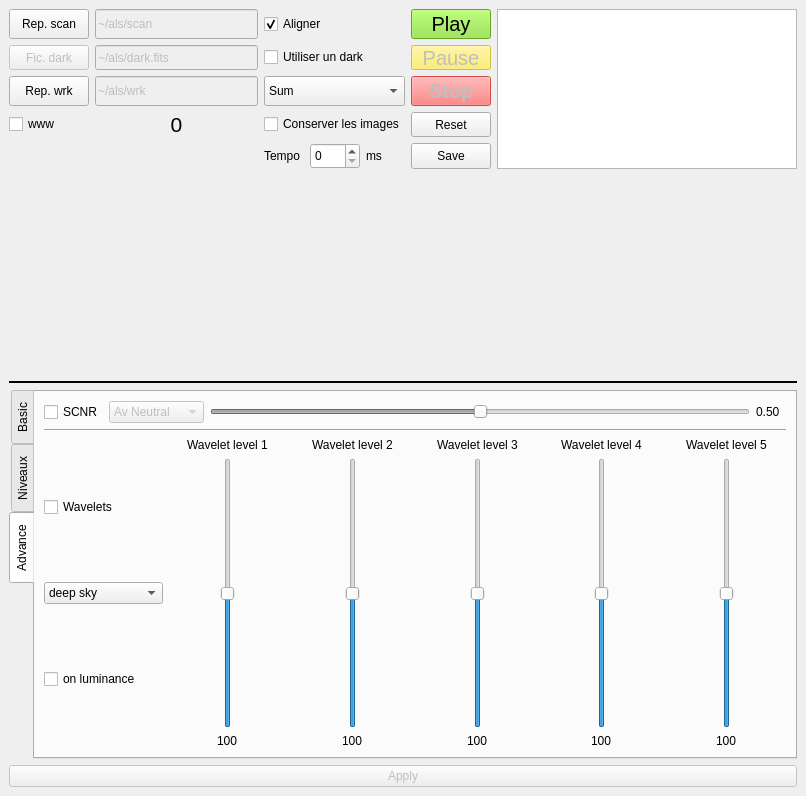
This is alsui.ui in gehelem/als as Qt 5 draws it before an edit. The edited form follows.
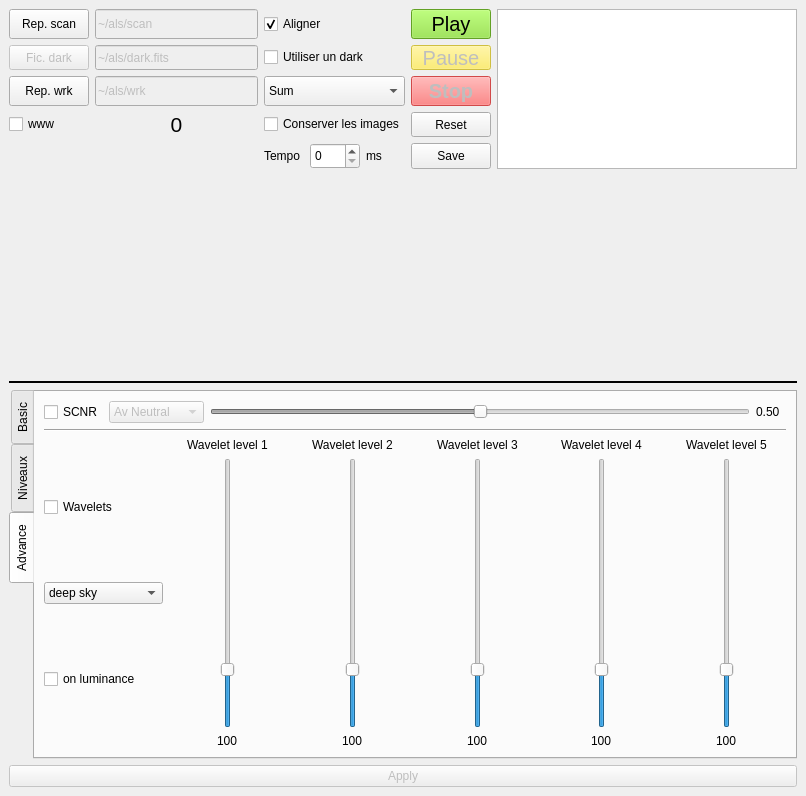
This is the edited form. Icons and pictures are not drawn.

Commit message: Wavelets sliders now go up to 500 (%). Appeared to be useful on some smooth planetary data

Patch:
```diff
--- a/alsui.ui
+++ b/alsui.ui
@@ -1102,7 +1102,7 @@
                <bool>false</bool>
               </property>
               <property name="maximum">
-               <number>200</number>
+               <number>500</number>
               </property>
               <property name="value">
                <number>100</number>
@@ -1133,7 +1133,7 @@
             <item alignment="Qt::AlignHCenter">
              <widget class="QSlider" name="verticalSlider_2">
               <property name="maximum">
-               <number>200</number>
+               <number>500</number>
               </property>
               <property name="value">
                <number>100</number>
@@ -1164,7 +1164,7 @@
             <item alignment="Qt::AlignHCenter">
              <widget class="QSlider" name="verticalSlider_3">
               <property name="maximum">
-               <number>200</number>
+               <number>500</number>
               </property>
               <property name="value">
                <number>100</number>
@@ -1195,7 +1195,7 @@
             <item alignment="Qt::AlignHCenter">
              <widget class="QSlider" name="verticalSlider_4">
               <property name="maximum">
-               <number>200</number>
+               <number>500</number>
               </property>
               <property name="value">
                <number>100</number>
@@ -1226,7 +1226,7 @@
             <item alignment="Qt::AlignHCenter">
              <widget class="QSlider" name="verticalSlider_5">
               <property name="maximum">
-               <number>200</number>
+               <number>500</number>
               </property>
               <property name="value">
                <number>100</number>
```
The commit also changes 1 other file.
